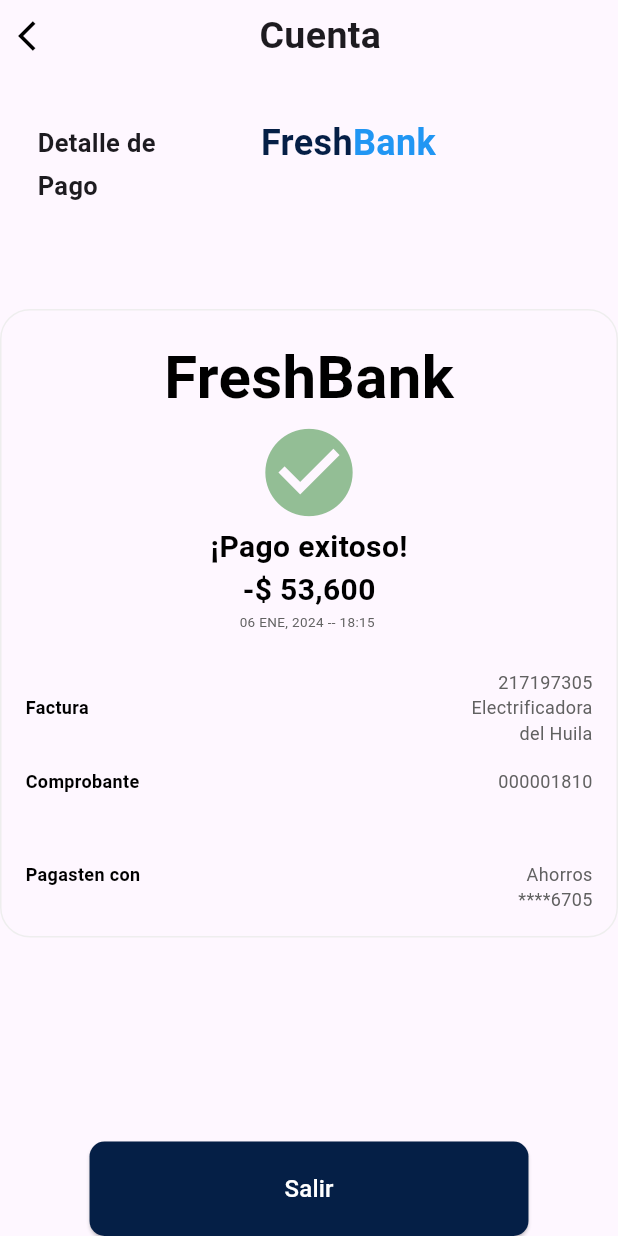
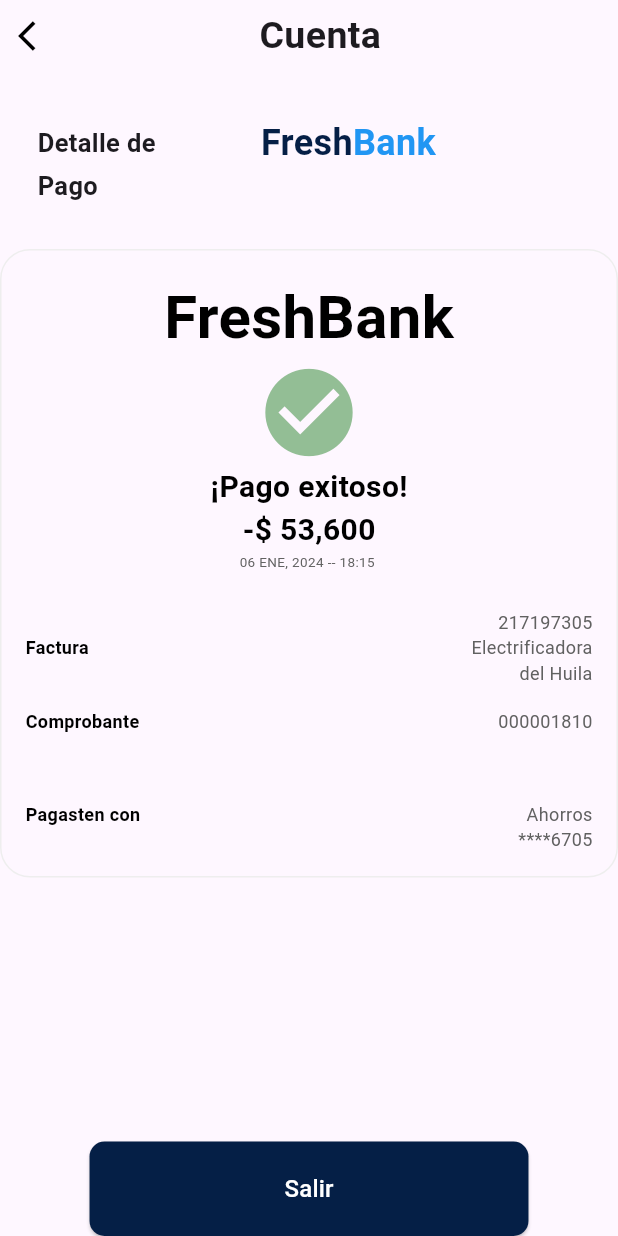
Before and after one commit to ArianaTzucV/FreshStart, a Flutter app: the EstadoDeCuentaBody widget shown alone on an empty page, opened directly, on a phone screen of 412 x 824 dp. Run offline on Flutter 3.47's test engine with Material 3 defaults, Android fonts, the phone set to English and light mode, and no system bars; Roboto replaces fonts that are missing (Calor); project files that could hold a hidden picture were left out.

Commit message:
estadodecuenta1y2view_Cambios

```diff
--- a/lib/core/presentation/views/estado_cuenta_view.dart
+++ b/lib/core/presentation/views/estado_cuenta_view.dart
@@ -9,7 +9,6 @@
   Widget build(BuildContext context) {
     return MaterialApp(
       home: Scaffold(
-        appBar: AppBar(),
         body: Padding(
           padding: const EdgeInsets.all(16.0),
           child: EstadoDeCuentaBody(),
--- a/lib/core/presentation/views/estado_cuenta_view2.dart
+++ b/lib/core/presentation/views/estado_cuenta_view2.dart
@@ -9,7 +9,6 @@
   Widget build(BuildContext context) {
     return MaterialApp(
       home: Scaffold(
-        appBar: AppBar(),
         body: Padding(
           padding: const EdgeInsets.all(16.0),
           child: EstadoDeCuentaBody(),
@@ -90,7 +89,7 @@
             ),
           ],
         ),
-        SizedBox(height: 70),
+        SizedBox(height: 30),
         Expanded(
           child: ListView.builder(
             itemCount: 1,
```
